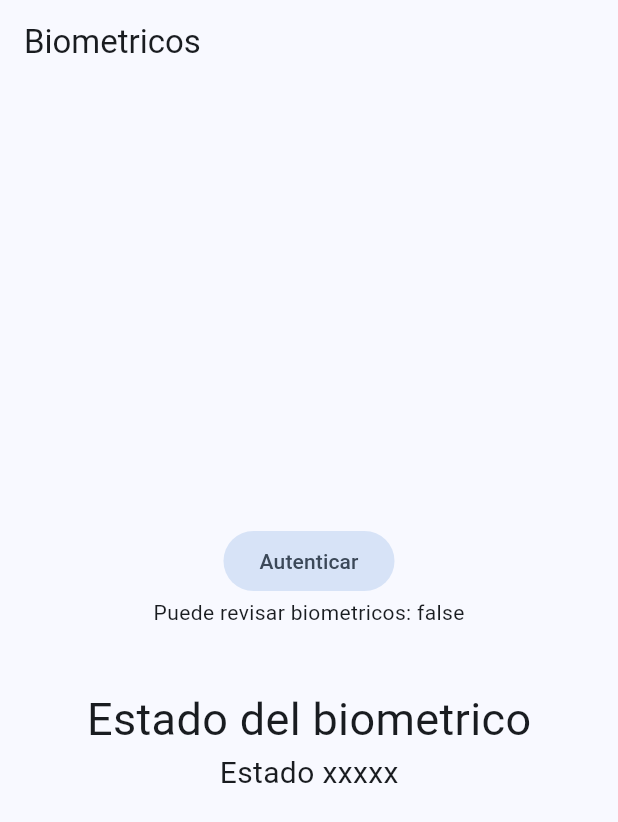
After one commit to MatHeartGaming/permissions-flutter-app, a Flutter app: the BiometricScreen screen opened by its route, after a tap on "Autenticar", on a phone screen of 412 x 824 dp. The commit adds this screen. Shown: the top 822 px of the screen. Run offline on Flutter 3.47's test engine with Material 3 defaults, Android fonts, the phone set to English and light mode, and no system bars; our stand-ins replace dio, flutter_compass, flutter_riverpod, go_router, google_fonts, local_auth and 3 more.

Commit message:
Biometric plugin configured. Added wrapper class and first auth provider

```diff
--- a/lib/config/config.dart
+++ b/lib/config/config.dart
@@ -1,4 +1,5 @@
-export 'package:miscelaneos/config/plugin/share_plugin.dart';
-
 export 'router/app_router.dart';
 export 'theme/app_theme.dart';
+
+export 'plugin/local_auth_plugin.dart';
+export 'plugin/share_plugin.dart';
--- /dev/null
+++ b/lib/config/plugin/local_auth_plugin.dart
@@ -0,0 +1,58 @@
+import 'package:local_auth/error_codes.dart' as auth_error;
+
+import 'package:flutter/services.dart';
+import 'package:local_auth/local_auth.dart';
+
+class LocalAuthPlugin {
+  static final auth = LocalAuthentication();
+
+  static availableBiometrics() async {
+    final List<BiometricType> availableBiometrics =
+        await auth.getAvailableBiometrics();
+
+    if (availableBiometrics.isNotEmpty) {
+      // Some biometrics are enrolled.
+    }
+
+    if (availableBiometrics.contains(BiometricType.strong) ||
+        availableBiometrics.contains(BiometricType.face)) {
+      // Specific types of biometrics are available.
+      // Use checks like this with caution!
+    }
+  }
+
+  static Future<bool> canCheckBiometrics() async {
+    return await auth.canCheckBiometrics;
+  }
+
+  static Future<(bool, String)> authenticate() async {
+    try {
+      final bool didAuthenticate = await auth.authenticate(
+        localizedReason: 'Por favor autenicate para usar la app.',
+        options: const AuthenticationOptions(
+            biometricOnly: false // En false permite usar el PIN
+            ),
+      );
+
+      return (didAuthenticate, didAuthenticate ? 'Autenicado' : 'No autenticado');
+    } on PlatformException catch (e) {
+      print(e);
+      if (e.code == auth_error.notEnrolled) {
+        return (false, 'No hay biometricos enrollados.');
+      }
+      if (e.code == auth_error.lockedOut) {
+        return (false, 'Muchos intentos fallidos.');
+      }
+      if (e.code == auth_error.notAvailable) {
+        return (false, 'No hay biometricos disponibles.');
+      }
+      if (e.code == auth_error.passcodeNotSet) {
+        return (false, 'No hay un PIN configurado.');
+      }
+      if (e.code == auth_error.permanentlyLockedOut) {
+        return (false, 'Se require desbloquear el telefono.');
+      }
+      return (false, e.toString());
+    }
+  }
+}
--- a/lib/config/router/app_router.dart
+++ b/lib/config/router/app_router.dart
@@ -32,6 +32,10 @@ final router = GoRouter(routes: [
     builder: (context, state) => const CompassScreen(),
   ),
   GoRoute(
+    path: '/biometrics',
+    builder: (context, state) => const BiometricScreen(),
+  ),
+  GoRoute(
       path: '/pokemons',
       builder: (context, state) => const PokemonsScreen(),
       routes: [
--- /dev/null
+++ b/lib/presentation/providers/local_auth/local_auth_providers.dart
@@ -0,0 +1,6 @@
+import 'package:flutter_riverpod/flutter_riverpod.dart';
+import 'package:miscelaneos/config/config.dart';
+
+final canCheckBiometricsProvider = FutureProvider<bool>((ref) async {
+  return await LocalAuthPlugin.canCheckBiometrics();
+});
--- a/lib/presentation/providers/providers.dart
+++ b/lib/presentation/providers/providers.dart
@@ -11,3 +11,5 @@ export 'compass/compass_provider.dart';
 export 'pokemons/pokemon_list_provider.dart';
 
 export 'pokemons/pokemon_provider.dart';
+
+export 'local_auth/local_auth_providers.dart';
--- /dev/null
+++ b/lib/presentation/screens/biometrics/biometric_screen.dart
@@ -0,0 +1,43 @@
+import 'package:flutter/material.dart';
+import 'package:flutter_riverpod/flutter_riverpod.dart';
+import 'package:miscelaneos/presentation/providers/providers.dart';
+
+class BiometricScreen extends ConsumerWidget {
+  const BiometricScreen({super.key});
+
+  @override
+  Widget build(BuildContext context, WidgetRef ref) {
+    final canCheckBiometrics = ref.watch(canCheckBiometricsProvider);
+    return Scaffold(
+      appBar: AppBar(
+        title: const Text('Biometricos'),
+      ),
+      body: Center(
+        child: Column(
+          mainAxisAlignment: MainAxisAlignment.center,
+          children: [
+            FilledButton.tonal(
+                onPressed: () {}, child: const Text('Autenticar')),
+
+            canCheckBiometrics.when(
+              data: (canCheck) => Text('Puede revisar biometricos: $canCheck'),
+              error: (error, stackTrace) => Text('Error: $error'),
+              loading: () => const CircularProgressIndicator.adaptive(),),
+
+            const SizedBox(
+              height: 40,
+            ),
+            const Text(
+              'Estado del biometrico',
+              style: TextStyle(fontSize: 30),
+            ),
+            const Text(
+              'Estado xxxxx',
+              style: TextStyle(fontSize: 20),
+            ),
+          ],
+        ),
+      ),
+    );
+  }
+}
--- a/lib/presentation/screens/screens.dart
+++ b/lib/presentation/screens/screens.dart
@@ -1,3 +1,4 @@
+export 'package:miscelaneos/presentation/screens/biometrics/biometric_screen.dart';
 export 'package:miscelaneos/presentation/screens/pokemons/pokemons_screen.dart';
 export 'package:miscelaneos/presentation/screens/pokemons/pokemon_screen.dart';
 export 'package:miscelaneos/presentation/screens/permissions/ask_location_screen.dart';
--- a/lib/presentation/widgets/shared/main_menu.dart
+++ b/lib/presentation/widgets/shared/main_menu.dart
@@ -85,4 +85,5 @@ final menuItems = <MenuItem>[
       'Giroscopio Ball', Icons.sports_baseball_outlined, '/gyroscope-ball'),
   MenuItem('Brujula', Icons.explore, '/compass'),
   MenuItem('Pokemons', Icons.explore, '/pokemons'),
+  MenuItem('Biometrics', Icons.fingerprint_outlined, '/biometrics'),
 ];
--- a/pubspec.yaml
+++ b/pubspec.yaml
@@ -14,6 +14,7 @@ dependencies:
   flutter_riverpod: ^2.3.6
   go_router: ^7.0.0
   google_fonts: ^4.0.4
+  local_auth: ^2.2.0
   permission_handler: ^10.2.0
   sensors_plus: ^5.0.1
   share_plus: ^9.0.0
```
Also changed, not shown: pubspec.lock, 4 other files.
